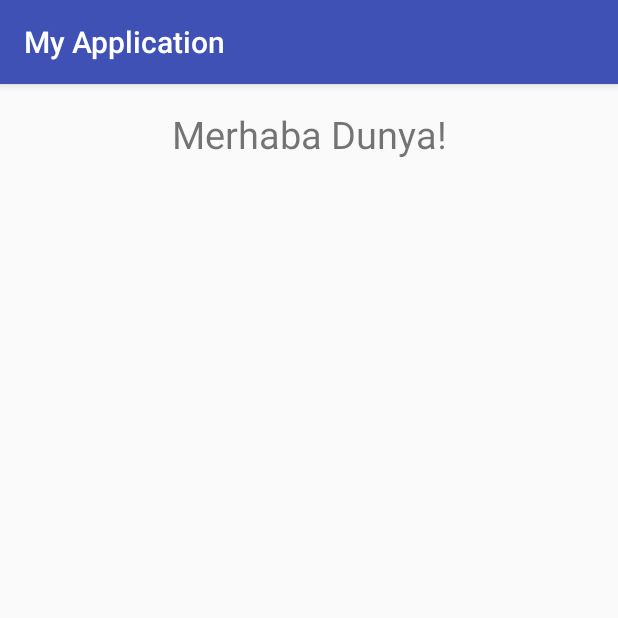
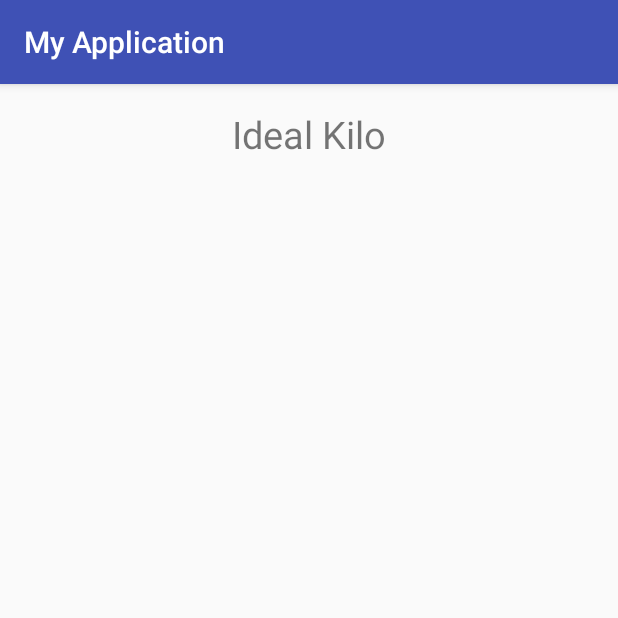
Before and after one commit to selektronik/MyApplication, an Android app: the screen it shows after launch (MainActivity), on a phone screen of 412 x 824 dp, the top half of it. Run offline under Robolectric (Android 15) with nearby library versions, the phone set to English and light mode, and no system bars.

Commit message:
My first commit

```diff
--- a/app/src/main/res/layout/activity_main.xml
+++ b/app/src/main/res/layout/activity_main.xml
@@ -12,7 +12,7 @@
     <TextView
         android:layout_width="match_parent"
         android:layout_height="wrap_content"
-        android:text="Merhaba Dunya!"
+        android:text="Ideal Kilo"
         android:layout_alignParentTop="true"
         android:layout_alignParentLeft="true"
         android:layout_alignParentStart="true"
```
